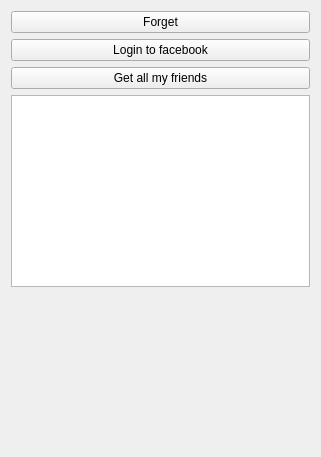
Before: the Qt Designer form mainwindow.ui in brik/facebrick, drawn with Qt 5.
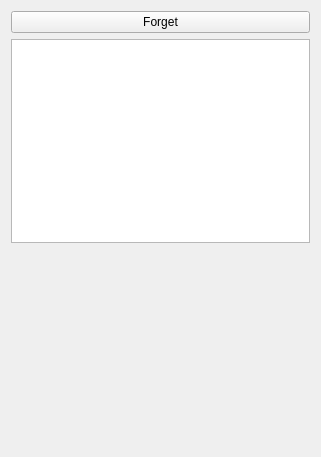
After: the same form once the commit is applied.

Commit message: Remove button actions from sample to make it perform quicker.

Diff of the .ui file:
```diff
--- a/mainwindow.ui
+++ b/mainwindow.ui
@@ -22,20 +22,6 @@
       </property>
      </widget>
     </item>
-    <item>
-     <widget class="QPushButton" name="pushButton">
-      <property name="text">
-       <string>Login to facebook</string>
-      </property>
-     </widget>
-    </item>
-    <item>
-     <widget class="QPushButton" name="pushButton_2">
-      <property name="text">
-       <string>Get all my friends</string>
-      </property>
-     </widget>
-    </item>
     <item>
      <widget class="QListWidget" name="listWidget"/>
     </item>
```
The commit also changes 4 other files.
